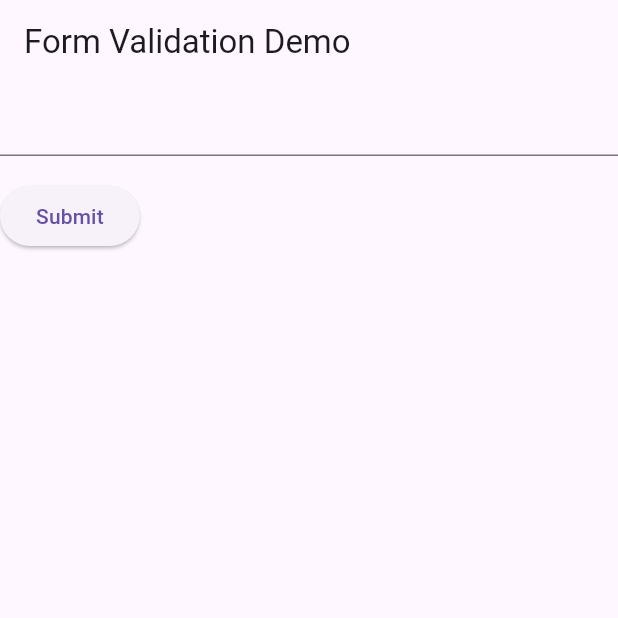
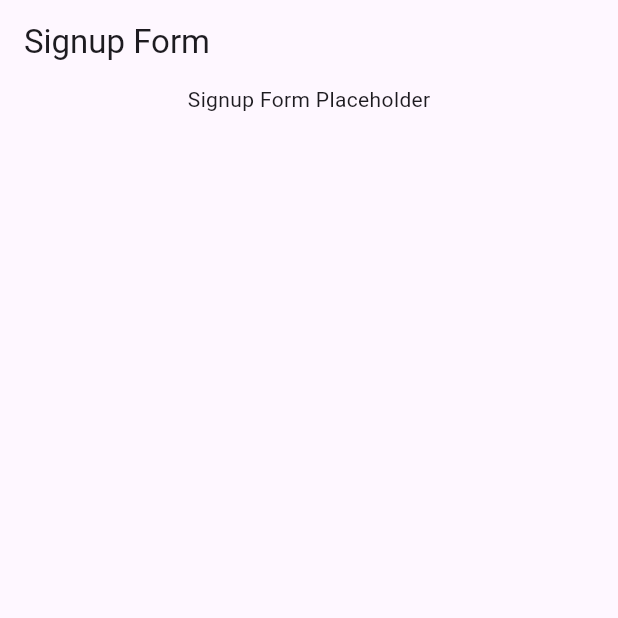
Before and after one commit to kamuluru1/inclass10, a Flutter app: the screen it shows after launch, on a phone screen of 412 x 824 dp, the top half of it. Run offline on Flutter 3.47's test engine with Material 3 defaults, Android fonts, the phone set to English and light mode, and no system bars.

Commit message:
added sign up form widget

```diff
--- a/lib/main.dart
+++ b/lib/main.dart
@@ -4,9 +4,10 @@ void main() => runApp(const MyApp());
 
 class MyApp extends StatelessWidget {
   const MyApp({super.key});
+
   @override
   Widget build(BuildContext context) {
-    const appTitle = 'Form Validation Demo';
+    const appTitle = 'Signup Form';
     return MaterialApp(
       title: appTitle,
       home: Scaffold(
@@ -27,45 +28,18 @@ class MyCustomForm extends StatefulWidget {
 }
 
 class MyCustomFormState extends State<MyCustomForm> {
-  // Create a global key that uniquely identifies the Form widget
-  // and allows validation of the form.
-  // Note: This is a GlobalKey<FormState>,
-  // not a GlobalKey<MyCustomFormState>.
+  // Global key to identify the form and allow validation.
   final _formKey = GlobalKey<FormState>();
 
   @override
   Widget build(BuildContext context) {
-    // Build a Form widget using the _formKey created above.
+    // Initial basic form layout.
     return Form(
       key: _formKey,
       child: Column(
         crossAxisAlignment: CrossAxisAlignment.start,
         children: [
-          TextFormField(
-            // The validator receives the text that the user has entered.
-            validator: (value) {
-              if (value == null || value.isEmpty) {
-                return 'Please enter some text';
-              }
-              return null;
-            },
-          ),
-          Padding(
-            padding: const EdgeInsets.symmetric(vertical: 16),
-            child: ElevatedButton(
-              onPressed: () {
-                // Validate returns true if the form is valid, or false otherwise.
-                if (_formKey.currentState!.validate()) {
-                  // If the form is valid, display a snackbar. In the real world,
-                  // you'd often call a server or save the information in a database.
-                  ScaffoldMessenger.of(context).showSnackBar(
-                    const SnackBar(content: Text('Processing Data')),
-                  );
-                }
-              },
-              child: const Text('Submit'),
-            ),
-          ),
+          const Center(child: Text('Signup Form Placeholder')),
         ],
       ),
     );
```
